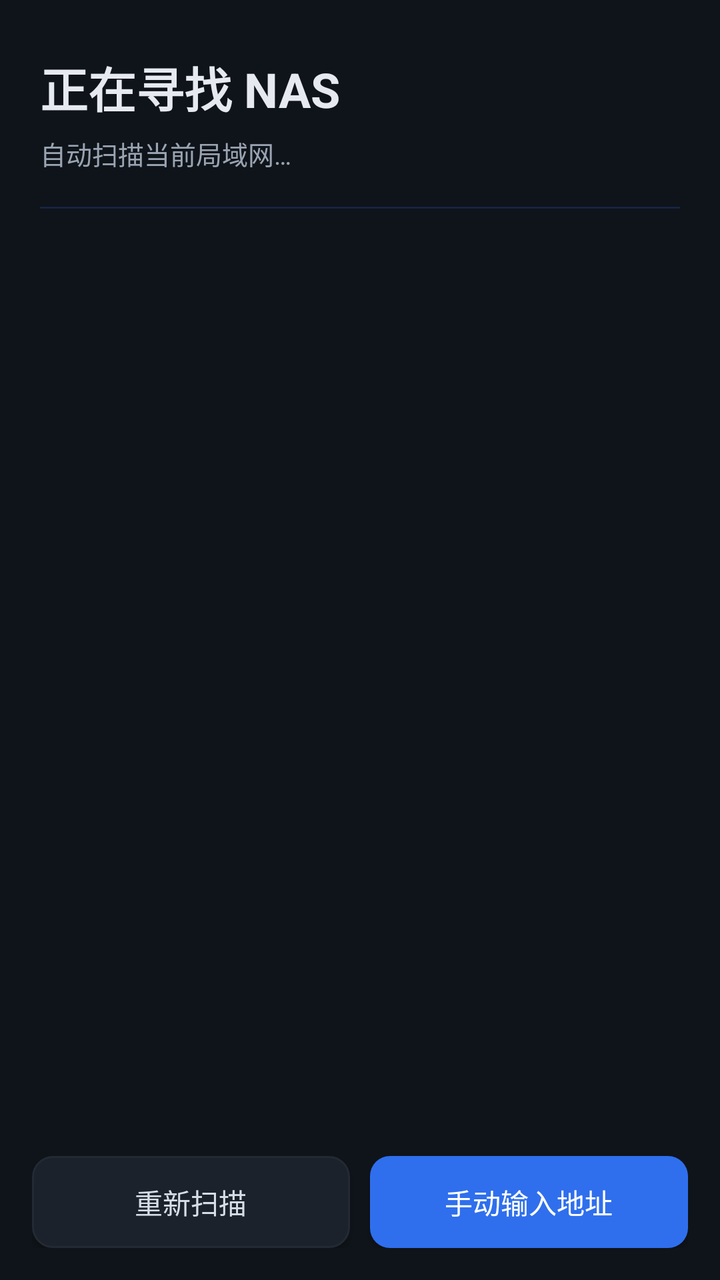
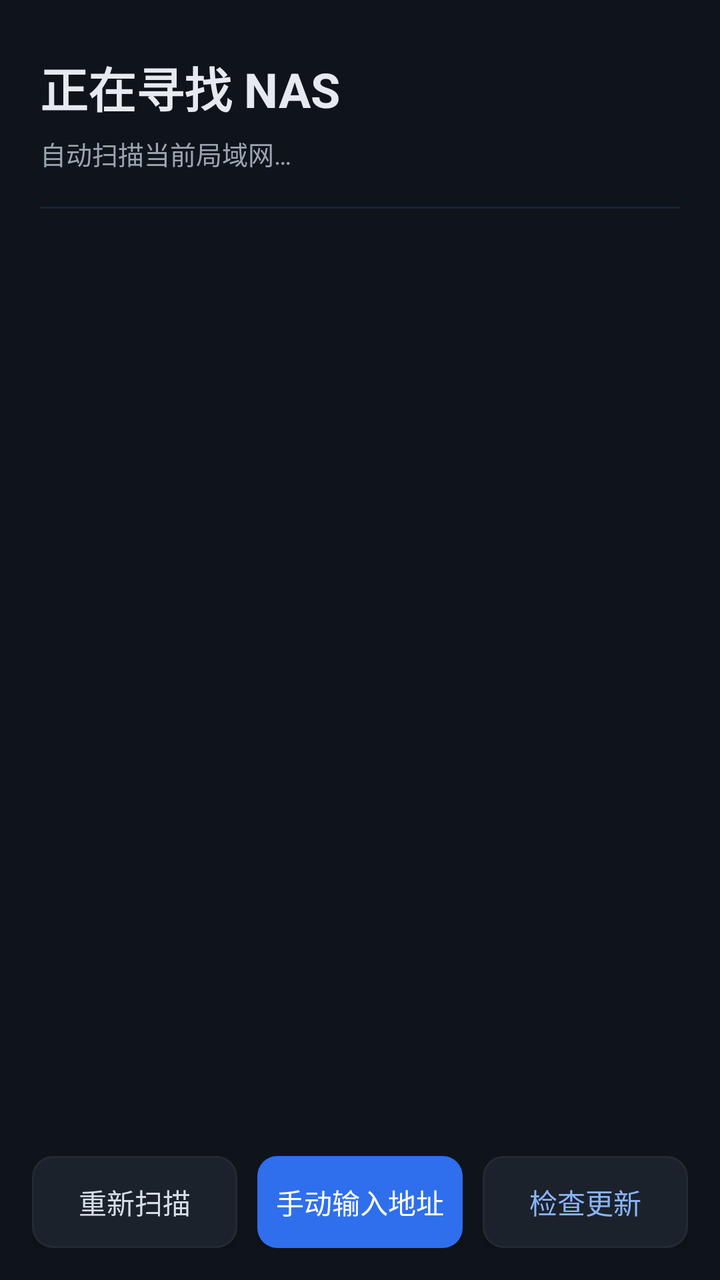

Compare the two renders of this Android layout. The source of the first and the diff that turns it into the second are given below.
<!-- AndroidManifest.xml: application theme Theme.USBNASLink -->
<!-- res/layout/activity_scan.xml -->
<?xml version="1.0" encoding="utf-8"?>
<androidx.constraintlayout.widget.ConstraintLayout xmlns:android="http://schemas.android.com/apk/res/android"
    xmlns:app="http://schemas.android.com/apk/res-auto"
    android:layout_width="match_parent"
    android:layout_height="match_parent"
    android:background="#0F141A">

    <TextView
        android:id="@+id/title"
        android:layout_width="0dp"
        android:layout_height="wrap_content"
        android:layout_marginStart="20dp"
        android:layout_marginTop="26dp"
        android:layout_marginEnd="20dp"
        android:text="@string/scan_title"
        android:textColor="#E6E9EF"
        android:textSize="24sp"
        android:textStyle="bold"
        app:layout_constraintEnd_toEndOf="parent"
        app:layout_constraintStart_toStartOf="parent"
        app:layout_constraintTop_toTopOf="parent" />

    <TextView
        android:id="@+id/subtitle"
        android:layout_width="0dp"
        android:layout_height="wrap_content"
        android:layout_marginStart="20dp"
        android:layout_marginTop="6dp"
        android:layout_marginEnd="20dp"
        android:text="@string/scan_hint"
        android:textColor="#9AA4B2"
        android:textSize="13sp"
        app:layout_constraintEnd_toEndOf="parent"
        app:layout_constraintStart_toStartOf="parent"
        app:layout_constraintTop_toBottomOf="@id/title" />

    <ProgressBar
        android:id="@+id/spinner"
        style="?android:attr/progressBarStyleHorizontal"
        android:layout_width="0dp"
        android:layout_height="3dp"
        android:layout_marginStart="20dp"
        android:layout_marginTop="16dp"
        android:layout_marginEnd="20dp"
        android:indeterminate="true"
        android:progressTint="#2F6FED"
        app:layout_constraintEnd_toEndOf="parent"
        app:layout_constraintStart_toStartOf="parent"
        app:layout_constraintTop_toBottomOf="@id/subtitle" />

    <androidx.recyclerview.widget.RecyclerView
        android:id="@+id/list"
        android:layout_width="0dp"
        android:layout_height="0dp"
        android:layout_marginTop="10dp"
        android:clipToPadding="false"
        android:paddingBottom="104dp"
        app:layout_constraintBottom_toBottomOf="parent"
        app:layout_constraintEnd_toEndOf="parent"
        app:layout_constraintStart_toStartOf="parent"
        app:layout_constraintTop_toBottomOf="@id/spinner" />

    <TextView
        android:id="@+id/empty"
        android:layout_width="0dp"
        android:layout_height="wrap_content"
        android:layout_marginStart="32dp"
        android:layout_marginEnd="32dp"
        android:gravity="center"
        android:lineSpacingExtra="6dp"
        android:text="@string/empty"
        android:textColor="#7D8590"
        android:textSize="14sp"
        android:visibility="gone"
        app:layout_constraintBottom_toBottomOf="parent"
        app:layout_constraintEnd_toEndOf="parent"
        app:layout_constraintStart_toStartOf="parent"
        app:layout_constraintTop_toTopOf="@id/list" />

    
    <LinearLayout
        android:id="@+id/bar"
        android:layout_width="0dp"
        android:layout_height="wrap_content"
        android:layout_marginStart="16dp"
        android:layout_marginEnd="16dp"
        android:layout_marginBottom="16dp"
        android:orientation="horizontal"
        app:layout_constraintBottom_toBottomOf="parent"
        app:layout_constraintEnd_toEndOf="parent"
        app:layout_constraintStart_toStartOf="parent">

        <Button
            android:id="@+id/btnRescan"
            android:layout_width="0dp"
            android:layout_height="46dp"
            android:layout_weight="1"
            android:background="@drawable/bg_btn_outline"
            android:text="@string/rescan"
            android:textAllCaps="false"
            android:textColor="#D8DEE6"
            android:textSize="14sp" />

        <Button
            android:id="@+id/btnManual"
            android:layout_width="0dp"
            android:layout_height="46dp"
            android:layout_marginStart="10dp"
            android:layout_weight="1"
            android:background="@drawable/bg_btn_solid"
            android:text="@string/manual"
            android:textAllCaps="false"
            android:textColor="#FFFFFF"
            android:textSize="14sp" />
    </LinearLayout>

</androidx.constraintlayout.widget.ConstraintLayout>
<!-- resources referenced by this layout -->
<resources>
  <!-- drawable bg_btn_outline (drawable) -->
  <?xml version="1.0" encoding="utf-8"?>
  <shape xmlns:android="http://schemas.android.com/apk/res/android"
      android:shape="rectangle">
      <solid android:color="#1B222C" />
      <corners android:radius="10dp" />
      <stroke
          android:width="1dp"
          android:color="#232A34" />
  </shape>
  <!-- drawable bg_btn_solid (drawable) -->
  <?xml version="1.0" encoding="utf-8"?>
  <shape xmlns:android="http://schemas.android.com/apk/res/android"
      android:shape="rectangle">
      <solid android:color="#2F6FED" />
      <corners android:radius="10dp" />
  </shape>
  <string name="empty">没有找到 NAS\n确认手机和 NAS 在同一个 Wi-Fi 下</string>
  <string name="manual">手动输入地址</string>
  <string name="rescan">重新扫描</string>
  <string name="scan_hint">自动扫描当前局域网…</string>
  <string name="scan_title">正在寻找 NAS</string>
  <style name="Theme.USBNASLink" parent="Theme.AppCompat.DayNight.NoActionBar">
          <item name="colorPrimary">#2F6FED</item>
          <item name="colorPrimaryDark">#0E1116</item>
          <item name="colorAccent">#2F6FED</item>
          <item name="android:windowBackground">#0E1116</item>
          <item name="android:windowDrawsSystemBarBackgrounds">false</item>
          <item name="android:statusBarColor">@android:color/transparent</item>
          <item name="android:navigationBarColor">@android:color/transparent</item>
          <item name="android:windowLightStatusBar">false</item>
          <item name="android:windowLightNavigationBar">false</item>
      </style>
</resources>

<!-- the commit's change to res/layout/activity_scan.xml (unified diff, before → after) -->
@@ -112,6 +112,19 @@
             android:textAllCaps="false"
             android:textColor="#FFFFFF"
             android:textSize="14sp" />
+
+        
+        <Button
+            android:id="@+id/btnUpdate"
+            android:layout_width="0dp"
+            android:layout_height="46dp"
+            android:layout_marginStart="10dp"
+            android:layout_weight="1"
+            android:background="@drawable/bg_btn_outline"
+            android:text="@string/update"
+            android:textAllCaps="false"
+            android:textColor="#8AB4F8"
+            android:textSize="14sp" />
     </LinearLayout>
 
 </androidx.constraintlayout.widget.ConstraintLayout>
<!-- resource entries referenced after the edit -->
@@ -22,6 +22,7 @@
   <string name="rescan">重新扫描</string>
   <string name="scan_hint">自动扫描当前局域网…</string>
   <string name="scan_title">正在寻找 NAS</string>
+  <string name="update">检查更新</string>
   <style name="Theme.USBNASLink" parent="Theme.AppCompat.DayNight.NoActionBar">
           <item name="colorPrimary">#2F6FED</item>
           <item name="colorPrimaryDark">#0E1116</item>
